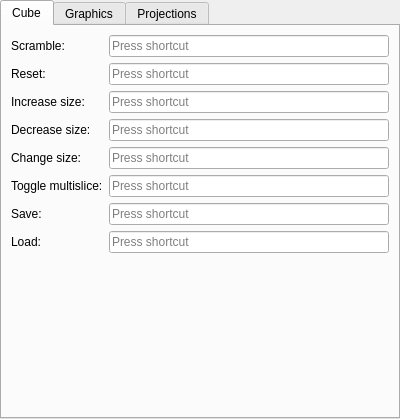
Old version of the form controlswidget.ui in the repository benwh1/cubesim.
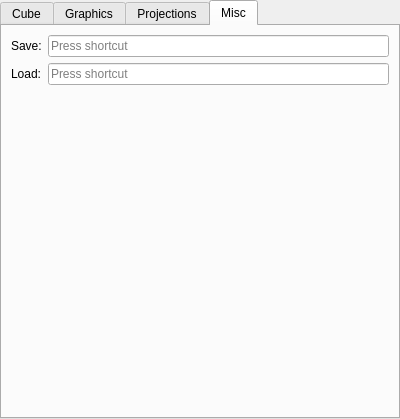
New version of the form.

Commit message: Move save and load shortcuts to Misc tab

```diff
--- a/controlswidget.ui
+++ b/controlswidget.ui
@@ -29,7 +29,7 @@
    <item>
     <widget class="QTabWidget" name="tabWidget">
      <property name="currentIndex">
-      <number>0</number>
+      <number>3</number>
      </property>
      <widget class="QWidget" name="tab">
       <attribute name="title">
@@ -98,26 +98,6 @@
          <item row="5" column="1">
           <widget class="QKeySequenceEdit" name="toggleMultisliceKeySequenceEdit"/>
          </item>
-         <item row="6" column="0">
-          <widget class="QLabel" name="label_24">
-           <property name="text">
-            <string>Save:</string>
-           </property>
-          </widget>
-         </item>
-         <item row="7" column="0">
-          <widget class="QLabel" name="label_25">
-           <property name="text">
-            <string>Load:</string>
-           </property>
-          </widget>
-         </item>
-         <item row="6" column="1">
-          <widget class="QKeySequenceEdit" name="saveKeySequenceEdit"/>
-         </item>
-         <item row="7" column="1">
-          <widget class="QKeySequenceEdit" name="loadKeySequenceEdit"/>
-         </item>
         </layout>
        </item>
       </layout>
@@ -344,6 +324,37 @@
        </item>
       </layout>
      </widget>
+     <widget class="QWidget" name="tab_4">
+      <attribute name="title">
+       <string>Misc</string>
+      </attribute>
+      <layout class="QVBoxLayout" name="verticalLayout_5">
+       <item>
+        <layout class="QFormLayout" name="formLayout">
+         <item row="0" column="0">
+          <widget class="QLabel" name="label_24">
+           <property name="text">
+            <string>Save:</string>
+           </property>
+          </widget>
+         </item>
+         <item row="0" column="1">
+          <widget class="QKeySequenceEdit" name="saveKeySequenceEdit"/>
+         </item>
+         <item row="1" column="0">
+          <widget class="QLabel" name="label_25">
+           <property name="text">
+            <string>Load:</string>
+           </property>
+          </widget>
+         </item>
+         <item row="1" column="1">
+          <widget class="QKeySequenceEdit" name="loadKeySequenceEdit"/>
+         </item>
+        </layout>
+       </item>
+      </layout>
+     </widget>
     </widget>
    </item>
   </layout>
```
Left out of the diff: 24 changed lines with no effect on the pictures.
